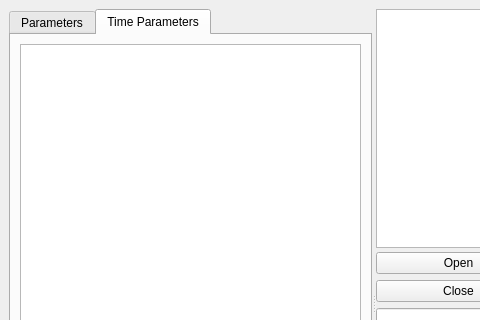
Before: the Qt Designer form opentoolcontroller/views/RecipeEditor.ui in OpenToolController/opentoolcontroller, drawn with Qt 5; both pictures show x 0 to 480 and y 0 to 320 of the 720 by 605 pixel window.
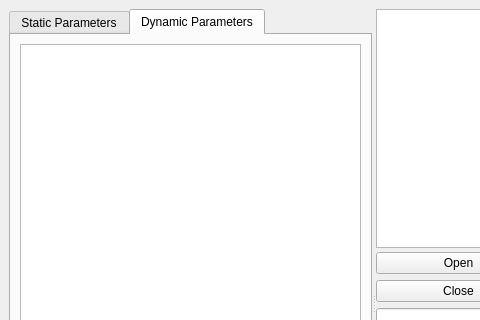
After: the same form once the commit is applied. The open tabs and pages were chosen to show the change. Custom widgets are drawn as their Qt base class.

Commit message: recipe variable editor changes

```diff
--- a/opentoolcontroller/views/RecipeEditor.ui
+++ b/opentoolcontroller/views/RecipeEditor.ui
@@ -32,7 +32,7 @@
           </property>
           <widget class="QWidget" name="tab">
            <attribute name="title">
-            <string>Parameters</string>
+            <string>Static Parameters</string>
            </attribute>
            <layout class="QVBoxLayout" name="verticalLayout">
             <item>
@@ -42,7 +42,7 @@
           </widget>
           <widget class="QWidget" name="tab_2">
            <attribute name="title">
-            <string>Time Parameters</string>
+            <string>Dynamic Parameters</string>
            </attribute>
            <layout class="QVBoxLayout" name="verticalLayout_2">
             <item>
```
Left out of the diff: 6 changed lines with no effect on the pictures. The commit also changes 1 other file.
